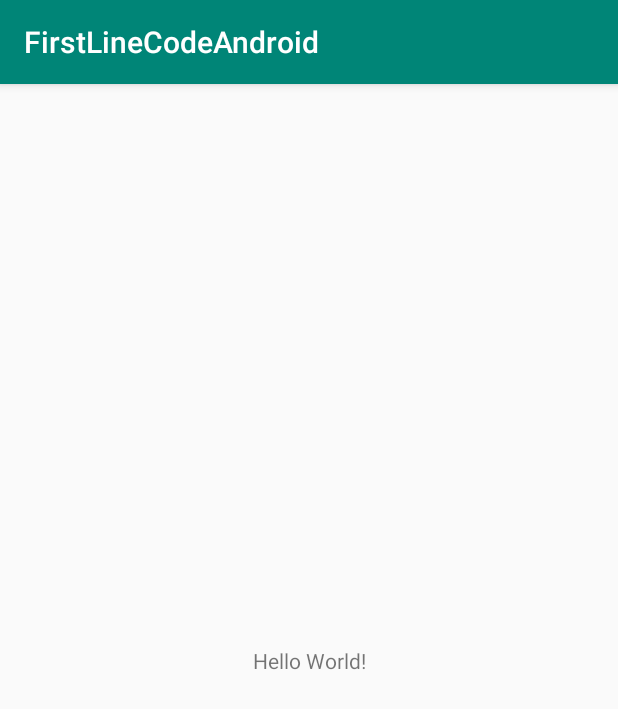
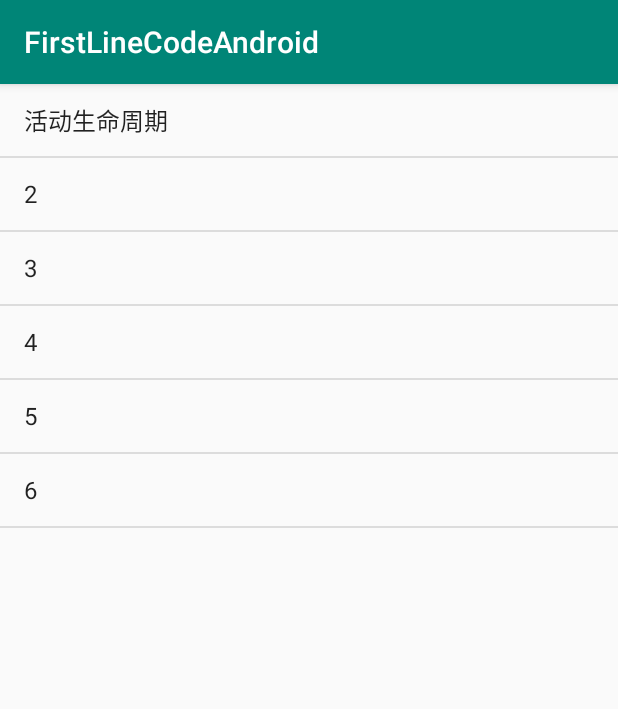
Before and after one commit to BigCoding/FirstLineCodeAndroid, an Android app: the screen it shows after launch (MainActivity), on a phone screen of 412 x 824 dp. Shown: the top 709 px of the screen. Run offline under Robolectric (Android 15) with nearby library versions, the phone set to English and light mode, and no system bars.

Commit message:
android生命周期

```diff
--- a/app/src/main/AndroidManifest.xml
+++ b/app/src/main/AndroidManifest.xml
@@ -9,6 +9,11 @@
         android:roundIcon="@mipmap/ic_launcher_round"
         android:supportsRtl="true"
         android:theme="@style/AppTheme">
+        <activity android:name=".demo.activity.DialogActivity"
+            android:theme="@style/Theme.AppCompat.Dialog">
+        </activity>
+        <activity android:name=".demo.activity.NormalActivity" />
+        <activity android:name=".demo.activity.Activity01" />
         <activity android:name=".MainActivity">
             <intent-filter>
                 <action android:name="android.intent.action.MAIN" />
--- /dev/null
+++ b/app/src/main/java/cn/zyh/common/ActivityCollector.java
@@ -0,0 +1,29 @@
+package cn.zyh.common;
+
+import android.app.Activity;
+
+import java.util.ArrayList;
+import java.util.List;
+
+public class ActivityCollector {
+    public static List<Activity> activities = new ArrayList<>();
+
+    public static void addActivity(Activity activity){
+        activities.add(activity);
+    }
+    public static void removeActivity(Activity activity){
+        activities.remove(activity);
+    }
+    /*
+    * 在调用此方法之后可以调用一下代码以确保进城被杀死
+    * android.os.Process.killProcess(android.os.Process.myPid());
+    * 其中，killProcess()方法用于杀掉一个进程，它接收一个进程id，可以通过myPid()方法获取当前程序的进程id
+    * */
+    public static void finishAll(){
+        for(Activity activity:activities){
+            if(!activity.isFinishing()){
+                activity.finish();
+            }
+        }
+    }
+}
--- /dev/null
+++ b/app/src/main/java/cn/zyh/common/CActivity.java
@@ -0,0 +1,25 @@
+package cn.zyh.common;
+
+import android.os.Bundle;
+import android.support.annotation.Nullable;
+import android.support.v7.app.AppCompatActivity;
+import android.util.Log;
+
+/*
+* 活动父类
+* */
+public class CActivity extends AppCompatActivity {
+    @Override
+    protected void onCreate(@Nullable Bundle savedInstanceState) {
+        super.onCreate(savedInstanceState);
+        Log.d("CActivity",getClass().getSimpleName());
+        ActivityCollector.addActivity(this);
+    }
+
+    @Override
+    protected void onDestroy() {
+        super.onDestroy();
+        ActivityCollector.removeActivity(this);
+    }
+
+}
--- a/app/src/main/java/cn/zyh/firstlinecodeandroid/MainActivity.java
+++ b/app/src/main/java/cn/zyh/firstlinecodeandroid/MainActivity.java
@@ -1,13 +1,54 @@
 package cn.zyh.firstlinecodeandroid;
 
-import android.support.v7.app.AppCompatActivity;
+import android.content.Intent;
 import android.os.Bundle;
+import android.util.Log;
+import android.view.View;
+import android.widget.AdapterView;
+import android.widget.ArrayAdapter;
+import android.widget.ListView;
 
-public class MainActivity extends AppCompatActivity {
+import java.util.Arrays;
+import java.util.LinkedList;
 
+import cn.zyh.common.CActivity;
+import cn.zyh.firstlinecodeandroid.demo.activity.Activity01;
+
+public class MainActivity extends CActivity {
+
+    private static final String[] strList = {"活动生命周期",
+            "2",
+            "3",
+            "4",
+            "5",
+            "6"};
+    private static final int total = strList.length - 1;
+    private ListView lv;
     @Override
     protected void onCreate(Bundle savedInstanceState) {
         super.onCreate(savedInstanceState);
         setContentView(R.layout.activity_main);
+        lv=findViewById(R.id.lv);
+
+        LinkedList<String> mListItems = new LinkedList<String>();
+        mListItems.addAll(Arrays.asList(strList));
+
+        ArrayAdapter<String> adapter = new ArrayAdapter<String>(this, android.R.layout.simple_list_item_1, mListItems);
+
+        lv.setAdapter(adapter);
+        lv.setOnItemClickListener(new AdapterView.OnItemClickListener() {
+
+            @Override
+            public void onItemClick(AdapterView<?> parent, View view, int position, long id) {
+                if (position == 0) {
+                    Intent intent = new Intent(MainActivity.this, Activity01.class);
+                    startActivity(intent);
+                }else if(position == 1){
+                    Log.i("aaa","123456");
+                }else{
+                    Log.i("aaa","123456789");
+                }
+            }
+        });
     }
 }
--- a/app/src/main/res/layout/activity_main.xml
+++ b/app/src/main/res/layout/activity_main.xml
@@ -6,13 +6,9 @@
     android:layout_height="match_parent"
     tools:context=".MainActivity">
 
-    <TextView
-        android:layout_width="wrap_content"
-        android:layout_height="wrap_content"
-        android:text="Hello World!"
-        app:layout_constraintBottom_toBottomOf="parent"
-        app:layout_constraintLeft_toLeftOf="parent"
-        app:layout_constraintRight_toRightOf="parent"
-        app:layout_constraintTop_toTopOf="parent" />
+    <ListView
+        android:layout_width="match_parent"
+        android:layout_height="match_parent"
+        android:id="@+id/lv"></ListView>
 
 </android.support.constraint.ConstraintLayout>
```
Also changed, not shown: app/src/main/java/cn/zyh/firstlinecodeandroid/MyApplication.java (added, +10 -0 lines), app/src/main/java/cn/zyh/firstlinecodeandroid/demo/activity/Activity01.java (added, +74 -0 lines), app/src/main/java/cn/zyh/firstlinecodeandroid/demo/activity/DialogActivity.java (added, +16 -0 lines), app/src/main/java/cn/zyh/firstlinecodeandroid/demo/activity/NormalActivity.java (added, +16 -0 lines), app/src/main/res/layout/activity_01.xml (added, +23 -0 lines), app/src/main/res/layout/activity_dialog.xml (added, +13 -0 lines), app/src/main/res/layout/activity_normal.xml (added, +13 -0 lines), app/gradle/wrapper/gradle-wrapper.properties (added), 4 other files.
